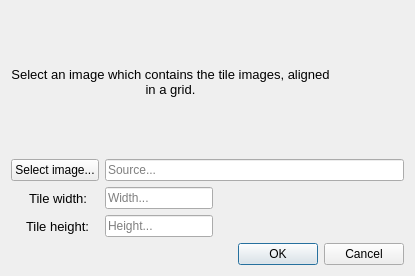
The window that src/gui/dialog/open_tileset/tileset_dialog.ui (albin-johansson/tactile) describes before a commit, drawn with Qt 5.
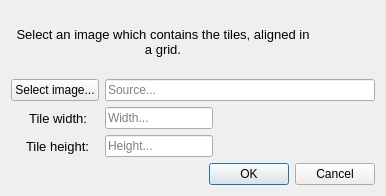
The same window after the commit. Icons and pictures are not drawn.

What changed in the file:
```diff
--- a/src/gui/dialog/open_tileset/tileset_dialog.ui
+++ b/src/gui/dialog/open_tileset/tileset_dialog.ui
@@ -6,8 +6,8 @@
    <rect>
     <x>0</x>
     <y>0</y>
-    <width>415</width>
-    <height>276</height>
+    <width>386</width>
+    <height>196</height>
    </rect>
   </property>
   <property name="sizePolicy">
@@ -25,7 +25,7 @@
      <item>
       <widget class="QLabel" name="infoLabel">
        <property name="sizePolicy">
-        <sizepolicy hsizetype="Preferred" vsizetype="Preferred">
+        <sizepolicy hsizetype="Minimum" vsizetype="Preferred">
          <horstretch>0</horstretch>
          <verstretch>0</verstretch>
         </sizepolicy>
@@ -43,7 +43,7 @@
         </font>
        </property>
        <property name="text">
-        <string>Select an image which contains the tile images, aligned in a grid.</string>
+        <string>Select an image which contains the tiles, aligned in a grid.</string>
        </property>
        <property name="alignment">
         <set>Qt::AlignCenter</set>
```
Left out of the diff: 2 changed lines with no effect on the pictures.
